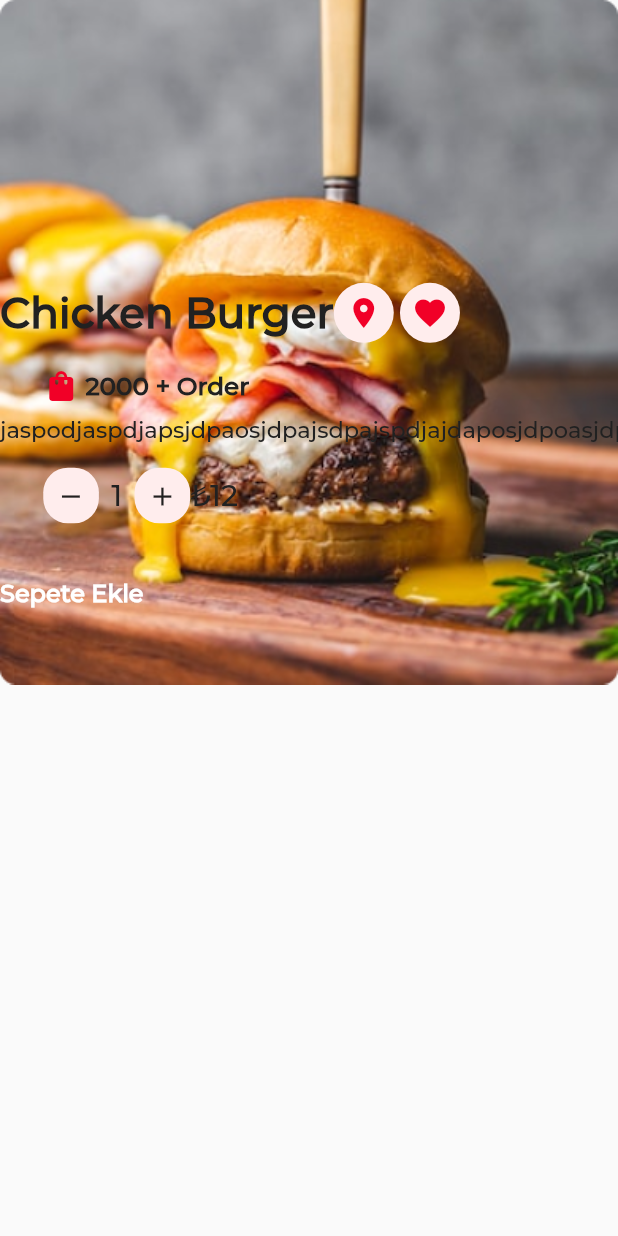
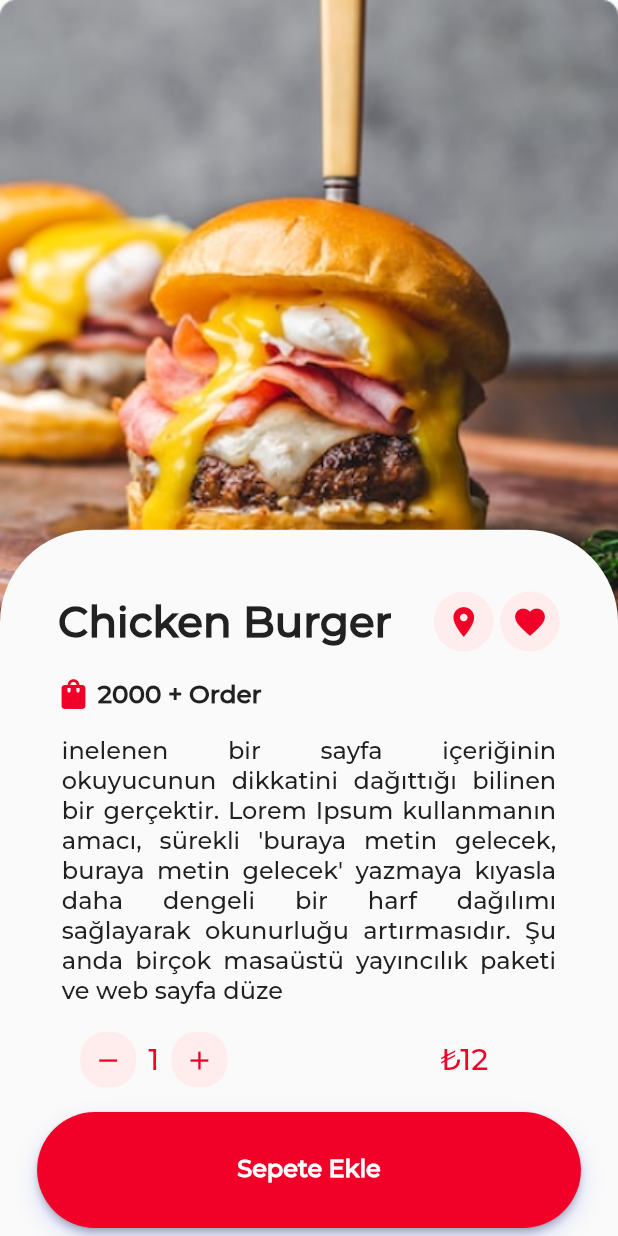
Before and after one commit to akaanuzman/digital_order_system, a Flutter app: the FoodDetailCardView screen opened directly, on a phone screen of 412 x 824 dp. Run offline on Flutter 3.47's test engine with Material 2 defaults, Android fonts, the phone set to English and light mode, and no system bars; our stand-ins replace animate_do, cached_network_image, cloud_firestore, device_preview, equatable, firebase_auth and 7 more; missing offline and left inert: adaptive_action_sheet, tflite; accounts and stored records are empty; generated files the repository leaves out were written again.

Commit message:
todos added for @alperenakarslan and ui changes

```diff
--- a/lib/main.dart
+++ b/lib/main.dart
@@ -1,8 +1,4 @@
 import 'package:device_preview/device_preview.dart';
-import 'package:digital_order_system/products/components/card/order_card.dart';
-import 'package:digital_order_system/views/home/favourites_page_view.dart';
-import 'package:digital_order_system/views/home/my_basket_view_page.dart';
-import 'package:digital_order_system/views/home/profile.dart';
 import 'package:flutter_easyloading/flutter_easyloading.dart';
 import 'products/constants/app_constants.dart';
 import 'products/initialize/application_initialize.dart';
@@ -41,7 +37,7 @@ class MyApp extends StatelessWidget with BaseSingleton {
       title: constants.appTitle,
       theme: theme.themeData,
       navigatorKey: NavigationService.navigatorKey,
-      home: MyFavouritesViewPage(),
+      home: SplashView(),
     );
   }
 }
--- a/lib/products/constants/app_constants.dart
+++ b/lib/products/constants/app_constants.dart
@@ -1,14 +1,14 @@
 import 'package:digital_order_system/products/view_models/customer_view_model.dart';
 import 'package:digital_order_system/products/view_models/food_reccomendation_view_model.dart';
 import 'package:digital_order_system/products/view_models/image_view_model.dart';
+import 'package:digital_order_system/views/home/customer/customer_favorites_view.dart';
+import 'package:digital_order_system/views/home/profile_view.dart';
 
 import 'package:digital_order_system/views/home/restraurant/order/restaurant_current_orders_view.dart';
 import 'package:digital_order_system/views/home/restraurant/order/restaurant_orders_view.dart';
 import 'package:digital_order_system/views/home/restraurant/order/restaurant_past_orders_view.dart';
 import 'package:digital_order_system/views/home/customer_home_view.dart';
-import 'package:digital_order_system/products/view_models/my_basket_view_model.dart';
-
-import 'package:digital_order_system/views/test.dart';
+import 'package:digital_order_system/products/view_models/customer_basket_view_model.dart';
 
 import '../view_models/login_view_model.dart';
 import '../view_models/register_view_model.dart';
@@ -73,7 +73,7 @@ class AppConstants {
       create: (_) => RestaurantViewModel(),
     ),
     ChangeNotifierProvider(
-      create: (_) => MyBasketViewModel(),
+      create: (_) => CustomerBasketViewModel(),
     ),
   ];
 
@@ -81,14 +81,14 @@ class AppConstants {
 
   List<Widget> userNavbarViews = [
     const CustomerHomeView(),
-    const Test(),
-    const Scaffold(),
+    const CustomerFavoritesView(),
+    const ProfilePageView(),
   ];
 
   List<Widget> restaurantNavbarViews = [
     const RestaurantHomeView(),
     const RestaurantOrdersView(),
-    const Scaffold(),
+    const ProfilePageView(),
   ];
 
   List<Widget> restaurantOrderTabBarViews = [
--- a/lib/products/models/local/navbar_model.dart
+++ b/lib/products/models/local/navbar_model.dart
@@ -6,7 +6,7 @@ class NavbarModel extends BottomNavigationBarItem {
     required IconData icon,
   }) : super(
           icon: Padding(
-            padding: const EdgeInsets.only(top: 8.0),
+            padding: const EdgeInsets.only(top: 24.0),
             child: Icon(icon),
           ),
           label: "",
--- a/lib/products/view_models/my_basket_view_model.dart
+++ b/lib/products/view_models/customer_basket_view_model.dart
@@ -1,12 +1,11 @@
 import 'package:flutter/material.dart';
 
-class MyBasketViewModel extends ChangeNotifier {
+class CustomerBasketViewModel extends ChangeNotifier {
   int counter = 0;
   String title = "0";
 
   void get increaseCounter {
     counter++;
-    print(counter);
     notifyListeners();
   }
 
@@ -15,6 +14,5 @@ class MyBasketViewModel extends ChangeNotifier {
       counter--;
       notifyListeners();
     }
-    print(counter);
   }
 }
--- a/lib/views/auth/register/register_view.dart
+++ b/lib/views/auth/register/register_view.dart
@@ -1,7 +1,6 @@
 // ignore_for_file: use_build_context_synchronously
 
 import 'package:digital_order_system/products/constants/image_constants.dart';
-import 'package:flutter_easyloading/flutter_easyloading.dart';
 
 import '../../../products/view_models/register_view_model.dart';
 import '../../../_export_ui.dart';
--- a/lib/views/home/customer/food_detail_card_view.dart
+++ b/lib/views/home/customer/food_detail_card_view.dart
@@ -10,46 +10,69 @@ class FoodDetailCardView extends StatelessWidget with BaseSingleton {
   Widget build(BuildContext context) {
     return Scaffold(
       body: Stack(
-        alignment: AlignmentDirectional.bottomCenter,
         children: [
           foodImage(),
-          whiteContainer(context),
+          FadeInUp(
+            child: Align(
+              alignment: Alignment.bottomCenter,
+              child: SizedBox(
+                height: context.height / 1.75,
+                child: BottomSheet(
+                  onClosing: () {},
+                  enableDrag: false,
+                  shape: RoundedRectangleBorder(
+                      borderRadius: context.borderRadius15x),
+                  builder: (context) {
+                    return cardInformations(context);
+                  },
+                ),
+              ),
+            ),
+          )
         ],
       ),
     );
   }
 
-  Widget whiteContainer(BuildContext context) {
-    return Positioned(
-      bottom: 0,
-      child: Container(
-        height: context.val15x * 5,
-        decoration: BoxDecoration(
-          borderRadius: BorderRadius.circular(context.val8x),
-          color: Colors.white,
+  Widget foodImage() {
+    return FadeInDown(
+      child: Image.asset(
+        "burger".toPng,
+        scale: 0.5,
       ),
-        child: Column(
+    );
+  }
+
+  Widget cardInformations(BuildContext context) {
+    return ListView(
+      padding: context.padding6x,
+      physics: const AlwaysScrollableScrollPhysics(),
       children: [
+        context.emptySizedHeightBox2x,
         nameAndFavIcon(context, "Chicken Burger"),
         context.emptySizedHeightBox2x,
         orderSection(context),
-            context.emptySizedHeightBox1x,
-            const Text(
-                "jaspodjaspdjapsjdpaosjdpajsdpajspdjajdaposjdpoasjdpoajsdpjaspdjasdjpsadjpasjdpasjdpasjdopasjodjasoj"),
+        context.emptySizedHeightBox2x,
+        Padding(
+          padding: context.paddingHorizontal4x,
+          child: Text(
+            "inelenen bir sayfa içeriğinin okuyucunun dikkatini dağıttığı bilinen bir gerçektir. Lorem Ipsum kullanmanın amacı, sürekli 'buraya metin gelecek, buraya metin gelecek' yazmaya kıyasla daha dengeli bir harf dağılımı sağlayarak okunurluğu artırmasıdır. Şu anda birçok masaüstü yayıncılık paketi ve web sayfa düze",
+            style: context.textTheme.titleLarge,
+            textAlign: context.taJustify,
+          ),
+        ),
         context.emptySizedHeightBox2x,
         counterAndCounter(context),
         context.emptySizedHeightBox2x,
-            Padding(
-              padding: context.paddingHorizontal15x,
+        SizedBox(
+          width: context.width / 1.5,
           child: CustomButton(
             context: context,
-                buttonType: CustomButtonEnum.medium,
+            buttonType: CustomButtonEnum.large,
             label: "Sepete Ekle",
           ),
         )
       ],
-        ),
-      ),
     );
   }
 
@@ -67,8 +90,10 @@ class FoodDetailCardView extends StatelessWidget with BaseSingleton {
             context.emptySizedWidthBox2x,
             Text(
               "1",
+              // TODO: bu textstlye'lar elle verilmeyecek texttheme'den okunacak.
               style: TextStyle(
                 fontSize: context.val4x * 1.2,
+                color: colors.redSavinaPepper,
               ),
             ),
             context.emptySizedWidthBox2x,
@@ -83,8 +108,10 @@ class FoodDetailCardView extends StatelessWidget with BaseSingleton {
           padding: EdgeInsets.only(right: context.val15x),
           child: Text(
             "₺12",
+            // TODO: bu textstlye'lar elle verilmeyecek texttheme'den okunacak.
             style: TextStyle(
               fontSize: context.val4x * 1.2,
+              color: colors.redSavinaPepper,
             ),
           ),
         ),
@@ -105,24 +132,16 @@ class FoodDetailCardView extends StatelessWidget with BaseSingleton {
         icon: Icon(
           icon,
           size: context.val5x,
+          color: colors.redSavinaPepper,
         ),
       ),
     );
   }
 
-  Widget foodImage() {
-    return Image.asset(
-      "burger".toPng,
-      scale: 0.5,
-    );
-  }
-
   Widget orderSection(BuildContext context) {
     return Padding(
-      padding: EdgeInsets.only(left: context.val7x),
+      padding: context.paddingHorizontal3x,
       child: Row(
-        children: [
-          Row(
         children: [
           Icon(
             Icons.shopping_bag_rounded,
@@ -136,15 +155,11 @@ class FoodDetailCardView extends StatelessWidget with BaseSingleton {
           )
         ],
       ),
-        ],
-      ),
     );
   }
 
   Widget nameAndFavIcon(BuildContext context, String text) {
-    return Padding(
-      padding: EdgeInsets.only(top: context.val10x),
-      child: Row(
+    return Row(
       mainAxisAlignment: MainAxisAlignment.spaceAround,
       children: [
         Text(
@@ -172,7 +187,6 @@ class FoodDetailCardView extends StatelessWidget with BaseSingleton {
           ],
         ),
       ],
-      ),
     );
   }
 }
--- a/lib/views/home/customer_home_view.dart
+++ b/lib/views/home/customer_home_view.dart
@@ -20,7 +20,7 @@ class CustomerHomeView extends StatelessWidget with BaseSingleton {
     Navigator.push(
       context,
       MaterialPageRoute(
-        builder: (context) => FoodReccomendationSystemView(),
+        builder: (context) => const FoodReccomendationSystemView(),
       ),
     );
   }
@@ -29,7 +29,9 @@ class CustomerHomeView extends StatelessWidget with BaseSingleton {
   Widget build(BuildContext context) {
     return Scaffold(
       appBar: AppBar(
-        title: FadeInDown(child: const Text("Ana Sayfa")),
+        title: FadeInDown(
+          child: const Text("Ana Sayfa"),
+        ),
         actions: [
           appBarActionsIcon(context),
         ],
```
Also changed, not shown: lib/products/components/list_view/custom_listview.dart (+4 -4 lines), lib/products/theme/app_theme.dart (+8 -0 lines), lib/views/common/navbar/navbar_view.dart (+24 -0 lines), lib/views/home/customer/customer_favorites_view.dart (renamed from lib/views/home/favourites_page_view.dart, +19 -22 lines), lib/views/home/customer_basket_view.dart (added, +55 -0 lines), lib/views/home/my_basket_view_page.dart (deleted, +0 -63 lines), lib/views/home/profile.dart (deleted, +0 -121 lines), lib/views/home/profile_view.dart (added, +113 -0 lines). Lines whose indentation alone changed are shown as unchanged.
